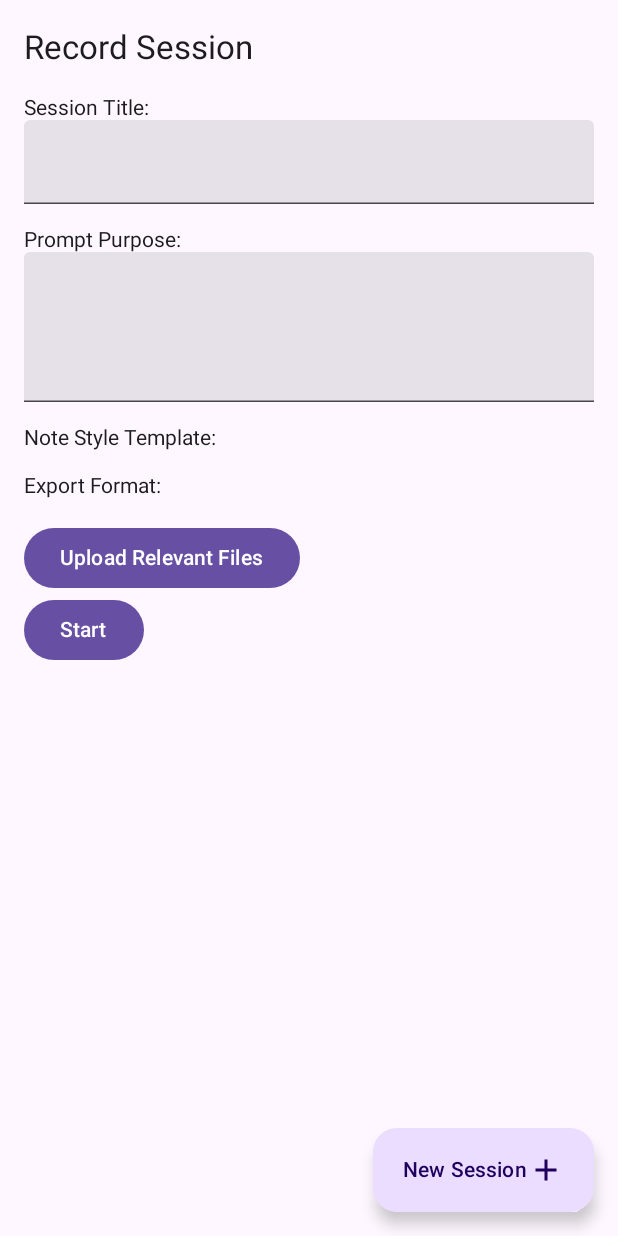
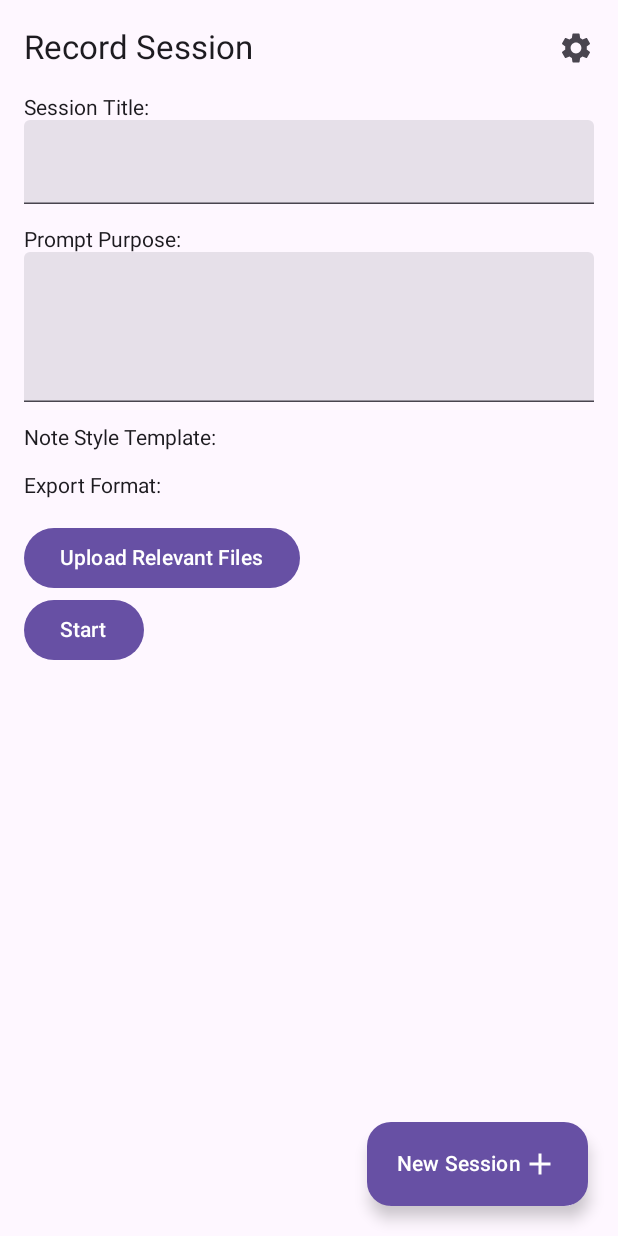
Before and after one commit to Starfox68/AccessaNotes, an Android app built with Jetpack Compose: the @Preview function SingleNoteScreenPreview, on a phone screen of 412 x 824 dp. Run offline under Robolectric (Android 15) with nearby library versions, the light colour scheme and no system bars.

Commit message:
added styling for UI

```diff
--- a/AccessaNotes/app/src/main/java/com/shaphr/accessanotes/FloatingActionButton.kt
+++ b/AccessaNotes/app/src/main/java/com/shaphr/accessanotes/FloatingActionButton.kt
@@ -1,5 +1,6 @@
 package com.shaphr.accessanotes
 
+import androidx.compose.foundation.background
 import androidx.compose.foundation.layout.Box
 import androidx.compose.foundation.layout.fillMaxSize
 import androidx.compose.foundation.layout.padding
@@ -7,10 +8,12 @@ import androidx.compose.material.icons.Icons
 import androidx.compose.material.icons.filled.Add
 import androidx.compose.material3.ExtendedFloatingActionButton
 import androidx.compose.material3.Icon
+import androidx.compose.material3.MaterialTheme
 import androidx.compose.material3.Text
 import androidx.compose.runtime.Composable
 import androidx.compose.ui.Alignment
 import androidx.compose.ui.Modifier
+import androidx.compose.ui.graphics.Color
 import androidx.compose.ui.unit.dp
 import androidx.navigation.NavHostController
 
@@ -20,13 +23,14 @@ fun FloatingActionButton(navController: NavHostController){
     Box(modifier = Modifier.fillMaxSize()){
         ExtendedFloatingActionButton(
             modifier = Modifier
-                .padding(16.dp)
+                .padding(20.dp)
                 //align in the bottom right corner
                 .align(Alignment.BottomEnd),
+            containerColor = MaterialTheme.colorScheme.primary,
             //on click go to session start and end screen
             onClick = { navController.navigate(Destination.SessionStartAndEndScreen.route) }
         ) {
-            Text("New Session")
+            Text(text = "New Session")
             Icon(Icons.Filled.Add, "Add")
         }
     }
--- a/AccessaNotes/app/src/main/java/com/shaphr/accessanotes/SessionStartAndEndScreen.kt
+++ b/AccessaNotes/app/src/main/java/com/shaphr/accessanotes/SessionStartAndEndScreen.kt
@@ -14,7 +14,7 @@ import androidx.compose.ui.Modifier
 fun SessionStartAndEndScreen(){
     Scaffold(
         //top settings navigation bar
-        topBar = { TopNav()},
+        topBar = { TopNav("TEST")},
         // TODO
         content = { padding ->
             Text(modifier = Modifier.padding(padding), text = "Start and End Session Screen")
--- a/AccessaNotes/app/src/main/java/com/shaphr/accessanotes/SingleNoteScreen.kt
+++ b/AccessaNotes/app/src/main/java/com/shaphr/accessanotes/SingleNoteScreen.kt
@@ -5,6 +5,7 @@ import androidx.compose.foundation.background
 import androidx.compose.foundation.layout.*
 import androidx.compose.material3.Button
 import androidx.compose.material3.ButtonDefaults
+import androidx.compose.material3.Divider
 import androidx.compose.material3.DropdownMenu
 import androidx.compose.material3.DropdownMenuItem
 import androidx.compose.material3.ExperimentalMaterial3Api
@@ -43,11 +44,7 @@ fun topBar() {
     var dropdown1Expanded by remember { mutableStateOf(false) }
     var dropdown2Expanded by remember { mutableStateOf(false) }
     Scaffold(
-        topBar = {
-            TopAppBar(
-                title = { Text(text = "Record Session") }
-            )
-        },
+        topBar = { TopNav("Record Session") },
         content = {
             Column(
                 modifier = Modifier
--- a/AccessaNotes/app/src/main/java/com/shaphr/accessanotes/TopNav.kt
+++ b/AccessaNotes/app/src/main/java/com/shaphr/accessanotes/TopNav.kt
@@ -5,6 +5,7 @@ import androidx.compose.material.icons.filled.Settings
 import androidx.compose.material3.ExperimentalMaterial3Api
 import androidx.compose.material3.Icon
 import androidx.compose.material3.IconButton
+import androidx.compose.material3.MaterialTheme
 import androidx.compose.material3.Text
 import androidx.compose.material3.TopAppBar
 import androidx.compose.material3.TopAppBarDefaults
@@ -14,16 +15,12 @@ import androidx.compose.ui.graphics.Color
 //Top Navigation Bar
 @OptIn(ExperimentalMaterial3Api::class)
 @Composable
-fun TopNav() {
+fun TopNav(titleText: String) {
     TopAppBar(
-        title = { Text("Settings") },
-        colors = TopAppBarDefaults.smallTopAppBarColors(
-            containerColor = Color.Blue,
-            titleContentColor = Color.White,
-        ),
-        navigationIcon = {
+        title = { Text(titleText) },
+        actions = {
             IconButton(onClick = { /* TODO */ }){
-                Icon(imageVector = Icons.Default.Settings, contentDescription = "Settings")
+                Icon(imageVector = Icons.Default.Settings, null)
             }
         }
     )
```
Also changed, not shown: AccessaNotes/app/src/main/java/com/shaphr/accessanotes/NoteRepositoryScreen.kt (+24 -14 lines).
